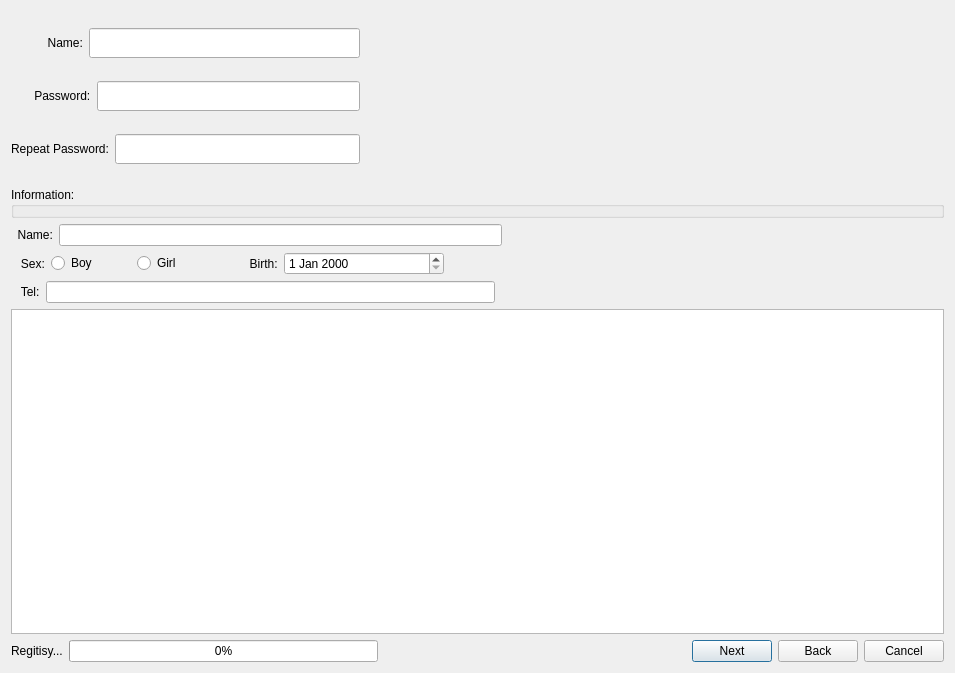
Old version of the form QtNetworkClient/userregitis.ui in the repository klxs123/NetworkPlatform.
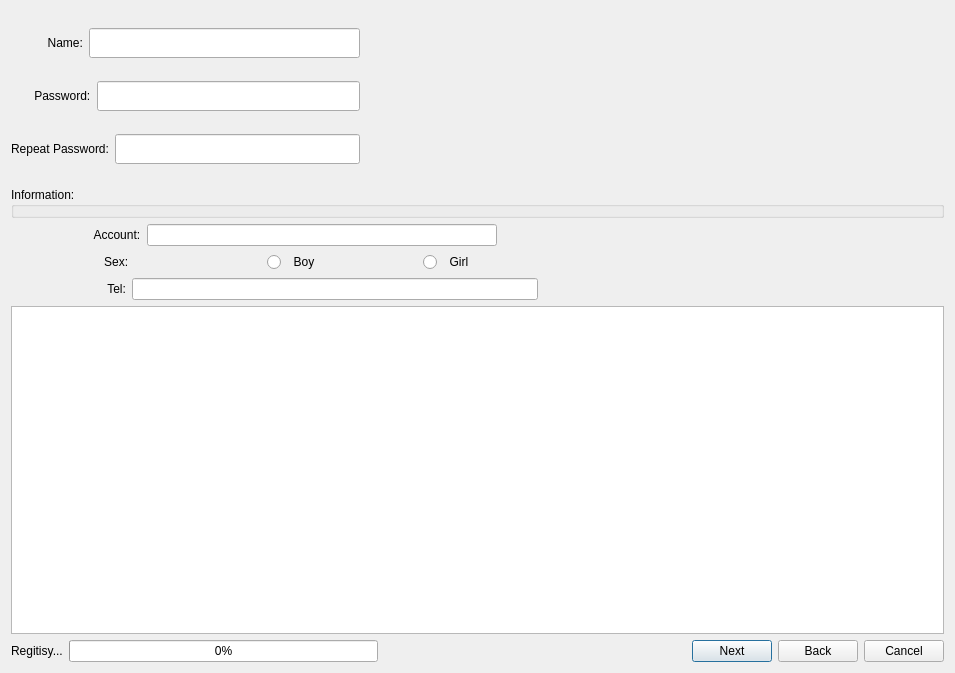
New version of the form. Custom widgets are drawn as their Qt base class.

What changed in the file:
```diff
--- a/QtNetworkClient/userregitis.ui
+++ b/QtNetworkClient/userregitis.ui
@@ -230,12 +230,19 @@
            <item>
             <widget class="QLabel" name="label">
              <property name="text">
-              <string>  Name:</string>
+              <string>                         Account:</string>
              </property>
             </widget>
            </item>
            <item>
-            <widget class="QLineEdit" name="m_InfoName"/>
+            <widget class="QLineEdit" name="m_InfoName">
+             <property name="maximumSize">
+              <size>
+               <width>350</width>
+               <height>16777215</height>
+              </size>
+             </property>
+            </widget>
            </item>
            <item>
             <spacer name="horizontalSpacer_3">
@@ -256,8 +263,20 @@
           <layout class="QHBoxLayout" name="horizontalLayout_9">
            <item>
             <widget class="QLabel" name="label_6">
+             <property name="minimumSize">
+              <size>
+               <width>250</width>
+               <height>0</height>
+              </size>
+             </property>
+             <property name="maximumSize">
+              <size>
+               <width>150</width>
+               <height>16777215</height>
+              </size>
+             </property>
              <property name="text">
-              <string>   Sex:</string>
+              <string>                            Sex: </string>
              </property>
             </widget>
            </item>
@@ -265,18 +284,18 @@
             <widget class="QRadioButton" name="m_InfoSex_boy">
              <property name="minimumSize">
               <size>
-               <width>80</width>
+               <width>150</width>
                <height>0</height>
               </size>
              </property>
              <property name="maximumSize">
               <size>
-               <width>80</width>
+               <width>150</width>
                <height>16777215</height>
               </size>
              </property>
              <property name="text">
-              <string>Boy</string>
+              <string>  Boy</string>
              </property>
             </widget>
            </item>
@@ -284,44 +303,18 @@
             <widget class="QRadioButton" name="m_InfoSex_girl">
              <property name="minimumSize">
               <size>
-               <width>80</width>
+               <width>150</width>
                <height>0</height>
               </size>
              </property>
              <property name="maximumSize">
               <size>
-               <width>80</width>
+               <width>150</width>
                <height>16777215</height>
               </size>
              </property>
              <property name="text">
-              <string>Girl</string>
-             </property>
-            </widget>
-           </item>
-           <item>
-            <widget class="QLabel" name="label_7">
-             <property name="text">
-              <string>        Birth:</string>
-             </property>
-            </widget>
-           </item>
-           <item>
-            <widget class="QDateEdit" name="m_InfoBirth">
-             <property name="enabled">
-              <bool>true</bool>
-             </property>
-             <property name="minimumSize">
-              <size>
-               <width>160</width>
-               <height>0</height>
-              </size>
-             </property>
-             <property name="maximumSize">
-              <size>
-               <width>160</width>
-               <height>16777215</height>
-              </size>
+              <string>  Girl</string>
              </property>
             </widget>
            </item>
@@ -345,7 +338,7 @@
            <item>
             <widget class="QLabel" name="label_8">
              <property name="text">
-              <string>   Tel:</string>
+              <string>                             Tel:</string>
              </property>
             </widget>
            </item>
```
